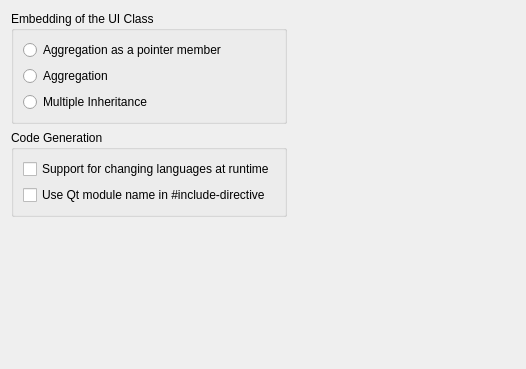
Qt form src/plugins/designer/cpp/cppsettingspagewidget.ui (qt-creator/qt-creator) before a commit.
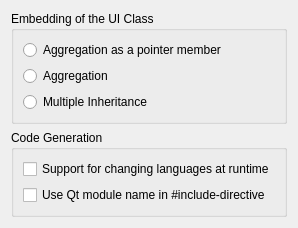
The same form after that commit.

Patch:
```diff
--- a/src/plugins/designer/cpp/cppsettingspagewidget.ui
+++ b/src/plugins/designer/cpp/cppsettingspagewidget.ui
@@ -2,19 +2,9 @@
 <ui version="4.0">
  <class>Designer::Internal::CppSettingsPageWidget</class>
  <widget class="QWidget" name="Designer::Internal::CppSettingsPageWidget">
-  <property name="geometry">
-   <rect>
-    <x>0</x>
-    <y>0</y>
-    <width>526</width>
-    <height>369</height>
-   </rect>
-  </property>
   <property name="windowTitle">
    <string>Form</string>
   </property>
-  <layout class="QHBoxLayout" name="horizontalLayout">
-   <item>
     <layout class="QVBoxLayout" name="verticalLayout_3">
      <item>
       <widget class="QGroupBox" name="uiclassGroupBox">
@@ -80,25 +70,13 @@
        <property name="orientation">
         <enum>Qt::Vertical</enum>
        </property>
-       <property name="sizeHint" stdset="0">
-        <size>
-         <width>20</width>
-         <height>40</height>
-        </size>
-       </property>
-      </spacer>
-     </item>
-    </layout>
-   </item>
-   <item>
-    <spacer name="horizontalSpacer">
-     <property name="orientation">
-      <enum>Qt::Horizontal</enum>
-     </property>
+     <property name="sizeType">
+      <enum>QSizePolicy::MinimumExpanding</enum>
+     </property>
      <property name="sizeHint" stdset="0">
       <size>
-       <width>169</width>
-       <height>20</height>
+       <width>0</width>
+       <height>0</height>
       </size>
      </property>
     </spacer>
```
Lines whose indentation alone changed are shown as unchanged.
